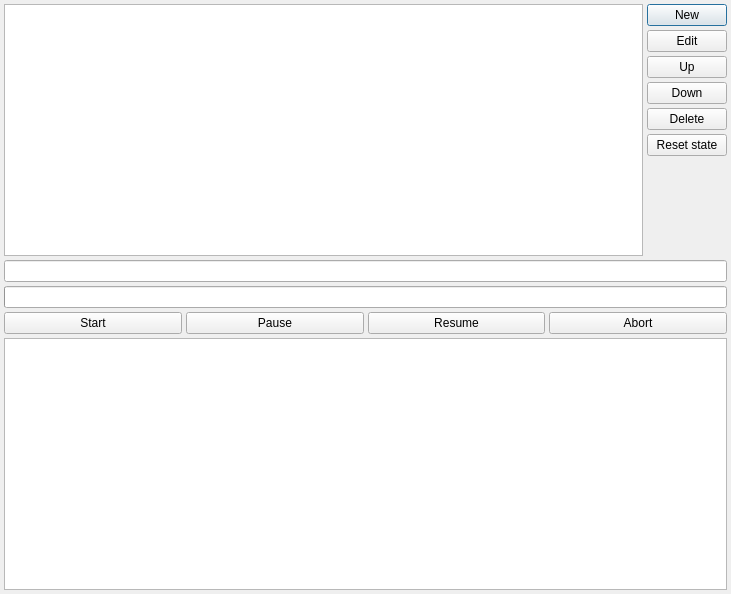
YomikoR/VapourSynth-Editor, file src/jobs/jobs_dialog.ui: the form before one commit.
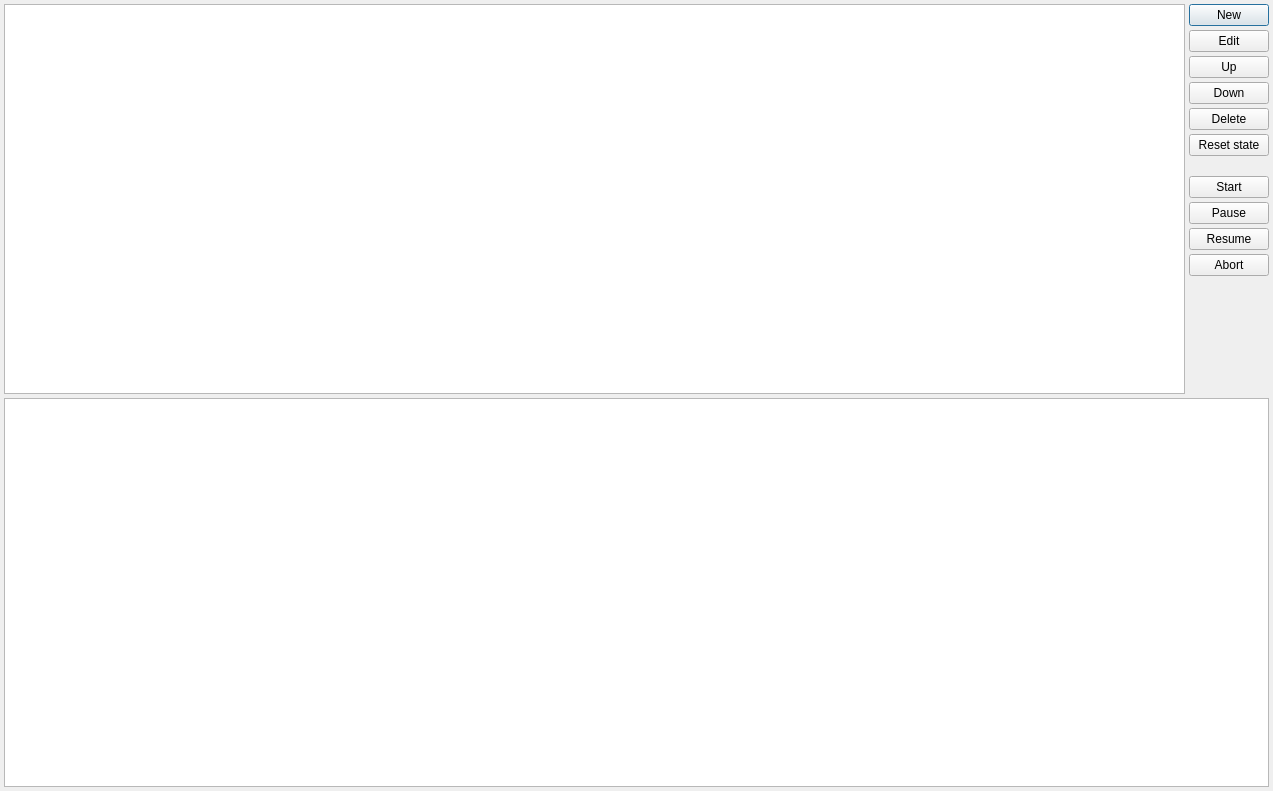
The form after the commit. Icons and pictures are not drawn. Custom widgets are drawn as their Qt base class.

What changed in the file:
```diff
--- a/src/jobs/jobs_dialog.ui
+++ b/src/jobs/jobs_dialog.ui
@@ -6,8 +6,8 @@
    <rect>
     <x>0</x>
     <y>0</y>
-    <width>731</width>
-    <height>594</height>
+    <width>1273</width>
+    <height>791</height>
    </rect>
   </property>
   <property name="windowTitle">
@@ -105,44 +105,21 @@
         </widget>
        </item>
        <item>
-        <spacer name="verticalSpacer">
+        <spacer name="verticalSpacer_2">
          <property name="orientation">
           <enum>Qt::Vertical</enum>
          </property>
+         <property name="sizeType">
+          <enum>QSizePolicy::Fixed</enum>
+         </property>
          <property name="sizeHint" stdset="0">
           <size>
            <width>20</width>
-           <height>40</height>
+           <height>16</height>
           </size>
          </property>
         </spacer>
        </item>
-      </layout>
-     </item>
-    </layout>
-   </item>
-   <item>
-    <widget class="QLineEdit" name="metricsEdit">
-     <property name="readOnly">
-      <bool>true</bool>
-     </property>
-    </widget>
-   </item>
-   <item>
-    <widget class="QProgressBar" name="processingProgressBar">
-     <property name="alignment">
-      <set>Qt::AlignCenter</set>
-     </property>
-     <property name="format">
-      <string>%v / %m</string>
-     </property>
-    </widget>
-   </item>
-   <item>
-    <layout class="QHBoxLayout" name="horizontalLayout_2">
-     <property name="spacing">
-      <number>4</number>
-     </property>
      <item>
       <widget class="QPushButton" name="startButton">
        <property name="text">
@@ -170,6 +147,21 @@
         <string>Abort</string>
        </property>
       </widget>
+       </item>
+       <item>
+        <spacer name="verticalSpacer">
+         <property name="orientation">
+          <enum>Qt::Vertical</enum>
+         </property>
+         <property name="sizeHint" stdset="0">
+          <size>
+           <width>20</width>
+           <height>40</height>
+          </size>
+         </property>
+        </spacer>
+       </item>
+      </layout>
      </item>
     </layout>
    </item>
```
Left out of the diff: 11 changed lines with no effect on the pictures. Lines whose indentation alone changed are shown as unchanged.
